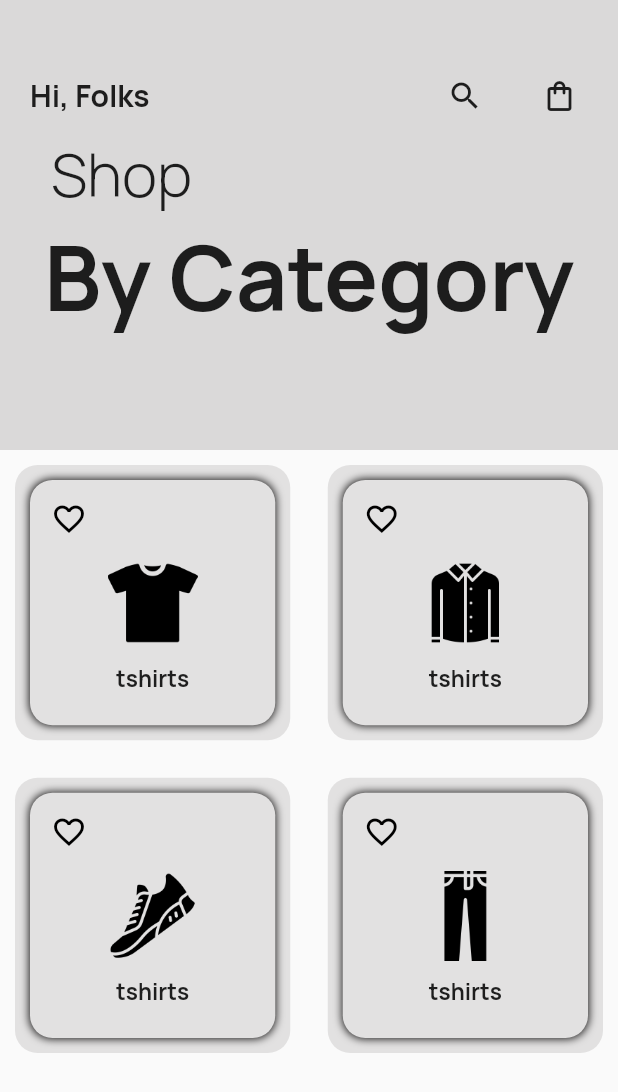
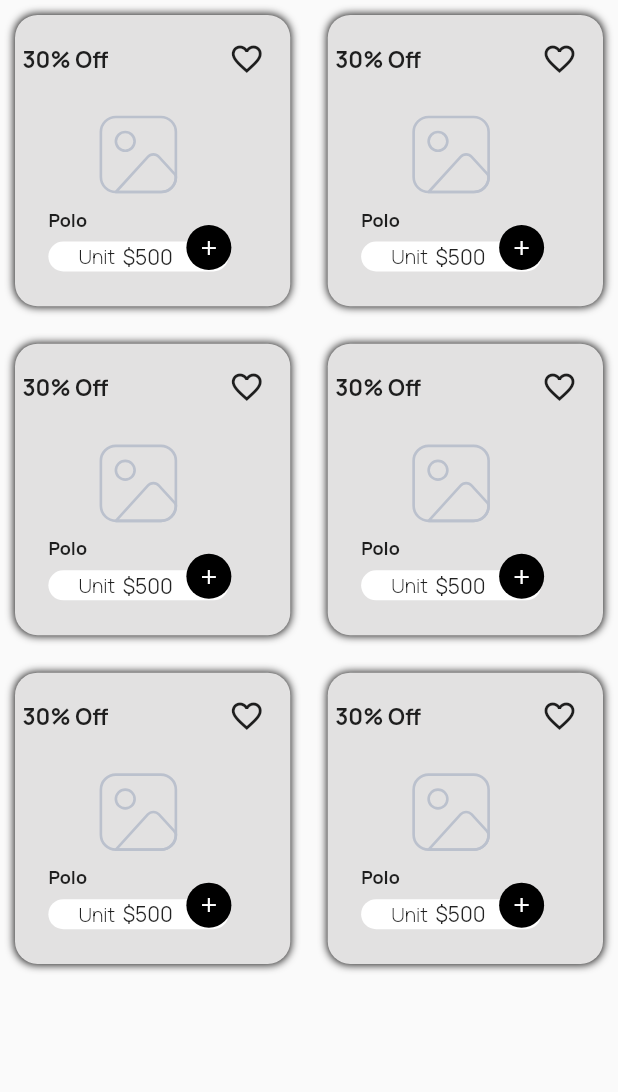
Before and after one commit to AnasKhan1506/Shopping-Ui, a Flutter app: the Category_Screen screen opened directly, after a tap on "tshirts", on a phone screen of 412 x 824 dp. Shown: the top 1092 px of the screen. Run offline on Flutter 3.47's test engine with Material 2 defaults, Android fonts, the phone set to English and light mode, and no system bars; our stand-ins replace curved_navigation_bar, flutter_svg.

Commit message:
updating category item cart

```diff
--- a/lib/Screens/Category_screen/category.dart
+++ b/lib/Screens/Category_screen/category.dart
@@ -1,4 +1,5 @@
 import 'package:flutter/material.dart';
+import 'package:shopping_store/Screens/Category_screen/tshirt_category.dart';
 
 class Category_Screen extends StatefulWidget {
   const Category_Screen({super.key});
@@ -98,7 +99,12 @@ class _Category_ScreenState extends State<Category_Screen> {
             ),
             itemBuilder: (context, index) {
               return InkWell(
-                onTap: () {},
+                onTap: () {
+                  Navigator.push(
+                    context,
+                    MaterialPageRoute(builder: (context) => TshirtCategory()),
+                  );
+                },
                 child: Container(
                   margin: EdgeInsets.all(10),
                   decoration: BoxDecoration(
--- /dev/null
+++ b/lib/Screens/Category_screen/tshirt_category.dart
@@ -0,0 +1,59 @@
+import 'package:flutter/material.dart';
+import 'package:shopping_store/Screens/Slider_screen/widgets/item_Cart.dart';
+
+class TshirtCategory extends StatefulWidget {
+  const TshirtCategory({super.key});
+
+  @override
+  State<TshirtCategory> createState() => _TshirtCategoryState();
+}
+
+class _TshirtCategoryState extends State<TshirtCategory> {
+  List<String> cartImageList = [
+    "assets/images/pic.svg",
+    "assets/images/pic.svg",
+    "assets/images/pic.svg",
+    "assets/images/pic.svg",
+    "assets/images/pic.svg",
+    "assets/images/pic.svg",
+  ];
+  List<String> itemName = [
+    "Polo",
+    "V-Neck",
+    "Henley",
+    "Striped",
+    "Solid",
+    "Hooded"
+  ];
+  List<String> itemPriceList = [
+    "\$500",
+    "\$600",
+    "\$400",
+    "\$600",
+    "\$300",
+    "\$900"
+  ];
+  @override
+  Widget build(BuildContext context) {
+    return Scaffold(
+      body: SingleChildScrollView(
+        child: GridView.builder(
+            shrinkWrap: true,
+            physics: NeverScrollableScrollPhysics(),
+            itemCount: cartImageList.length,
+            gridDelegate: SliverGridDelegateWithFixedCrossAxisCount(
+              childAspectRatio: 0.95,
+              crossAxisCount: 2,
+              mainAxisSpacing: 5,
+              crossAxisSpacing: 5,
+            ),
+            itemBuilder: (context, index) {
+              return ItemCart(
+                  cartImageList: cartImageList,
+                  itemPriceList: itemPriceList,
+                  itemName: itemName);
+            }),
+      ),
+    );
+  }
+}
--- /dev/null
+++ b/lib/Screens/Slider_screen/widgets/item_Cart.dart
@@ -0,0 +1,136 @@
+import 'package:flutter/material.dart';
+import 'package:flutter_svg/flutter_svg.dart';
+
+class ItemCart extends StatefulWidget {
+  final List<String> cartImageList;
+  final List<String> itemPriceList;
+  final List<String> itemName;
+
+  const ItemCart({
+    Key? key,
+    required this.cartImageList,
+    required this.itemPriceList,
+    required this.itemName,
+  }) : super(key: key);
+
+  @override
+  State<ItemCart> createState() => _ItemCartState();
+}
+
+class _ItemCartState extends State<ItemCart> {
+  @override
+  Widget build(BuildContext context) {
+    return InkWell(
+      onTap: () {},
+      child: Container(
+        margin: EdgeInsets.all(10),
+        decoration: BoxDecoration(
+          borderRadius: BorderRadius.circular(15),
+          color: const Color.fromARGB(255, 226, 225, 225),
+          boxShadow: [
+            BoxShadow(
+              color: const Color.fromARGB(255, 27, 26, 26),
+              blurRadius: 4,
+              spreadRadius: 0.2,
+            ),
+          ],
+        ),
+        child: Padding(
+          padding: EdgeInsets.all(5),
+          child: Column(
+            children: [
+              Row(
+                mainAxisAlignment: MainAxisAlignment.spaceBetween,
+                children: [
+                  Text(
+                    "30% Off",
+                    style: TextStyle(
+                      fontWeight: FontWeight.w700,
+                      fontSize: 15,
+                    ),
+                  ),
+                  IconButton(
+                    onPressed: () {},
+                    icon: Icon(Icons.favorite_border_outlined),
+                  )
+                ],
+              ),
+              SizedBox(
+                height: 10,
+              ),
+              Stack(
+                children: [
+                  Container(
+                    child: Padding(
+                      padding: EdgeInsets.only(bottom: 40, left: 30),
+                      child: SvgPicture.asset(
+                        "${widget.cartImageList[0]}", // Use widget.cartImageList[0] or iterate through the list
+                        height: 60,
+                        width: 60,
+                      ),
+                    ),
+                  ),
+                  Padding(
+                    padding: const EdgeInsets.only(right: 55, top: 65),
+                    child: Text(
+                      "${widget.itemName[0]}", // Replace with your item name
+                      style:
+                          TextStyle(fontSize: 12, fontWeight: FontWeight.w700),
+                    ),
+                  ),
+                  Container(
+                    margin: EdgeInsets.only(top: 88),
+                    height: 20,
+                    width: 120,
+                    decoration: BoxDecoration(
+                        borderRadius: BorderRadius.circular(15),
+                        color: Colors.white),
+                    child: Row(
+                      children: [
+                        Padding(
+                          padding: EdgeInsets.only(left: 20),
+                          child: Text(
+                            "Unit",
+                            style: TextStyle(
+                              fontSize: 13,
+                              fontWeight: FontWeight.w300,
+                            ),
+                          ),
+                        ),
+                        Padding(
+                          padding: EdgeInsets.only(left: 5),
+                          child: Text(
+                            "${widget.itemPriceList[0]}", // Use widget.itemPriceList[0] or iterate through the list
+                          ),
+                        ),
+                      ],
+                    ),
+                  ),
+                  Container(
+                    margin: EdgeInsets.only(top: 68, left: 75),
+                    child: TextButton(
+                      onPressed: () {
+                        print("hi");
+                      },
+                      child: CircleAvatar(
+                        radius: 15,
+                        backgroundColor: Colors.black,
+                        child: Text(
+                          "+",
+                          style: TextStyle(
+                            fontSize: 20,
+                            color: Colors.white,
+                          ),
+                        ),
+                      ),
+                    ),
+                  ),
+                ],
+              ),
+            ],
+          ),
+        ),
+      ),
+    );
+  }
+}
```
